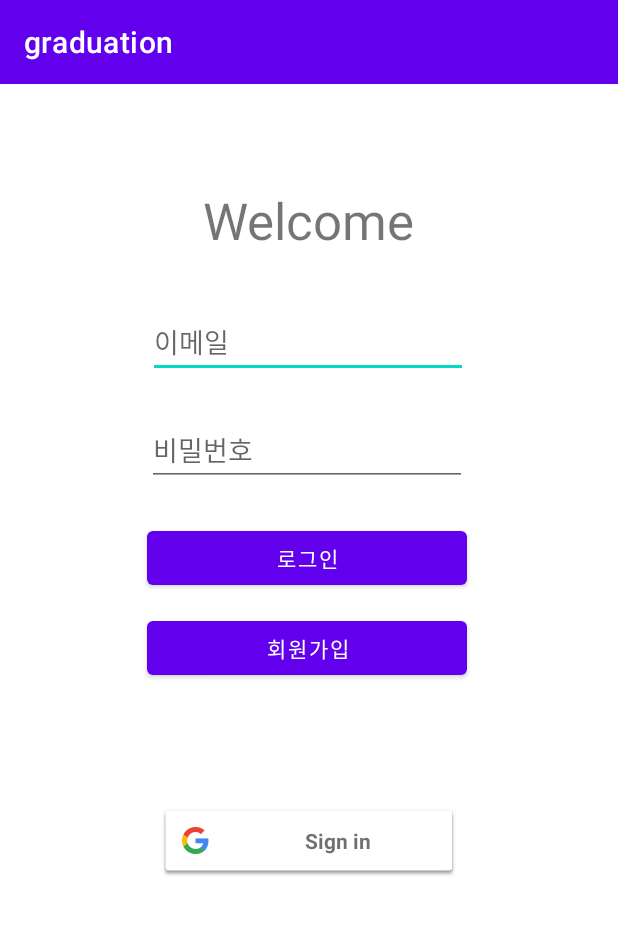
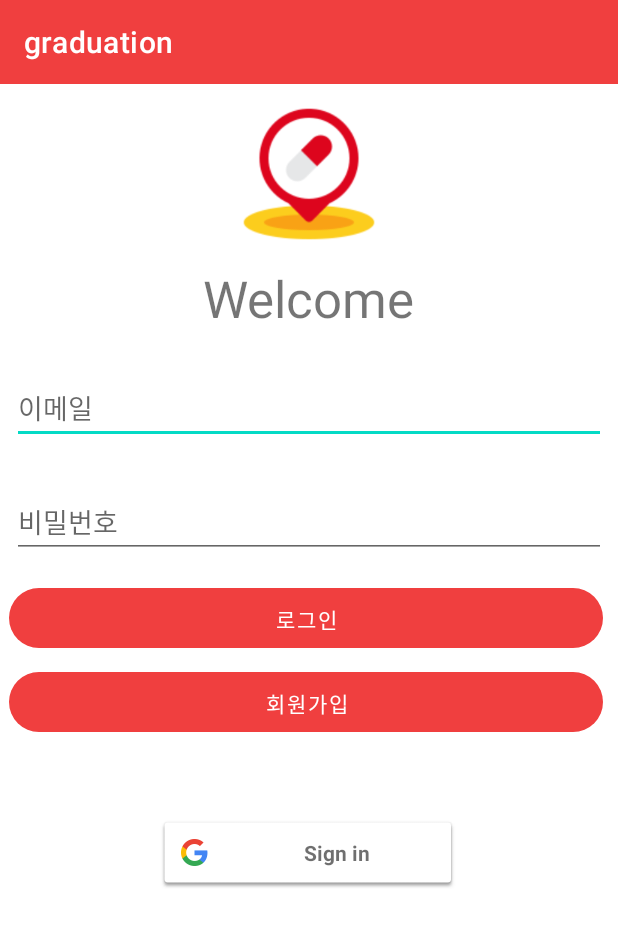
Before and after one commit to sechany2/graduation, an Android app: the screen it shows after launch (LogInActivity), on a phone screen of 412 x 824 dp. Shown: the top 926 px of the screen. Run offline under Robolectric (Android 15) with nearby library versions, the phone set to English and light mode, and no system bars; our stand-ins replace Firebase (no records; nobody signed in at launch, a user with empty details on screens opened directly); libraries missing offline, so code that uses them is left out: com.firebase.ui; 1 statement that could not run was skipped.

Commit message:
0525 디자인 10:03

```diff
--- a/app/build.gradle
+++ b/app/build.gradle
@@ -48,6 +48,7 @@ dependencies {
     implementation 'com.google.android.gms:play-services-auth:20.1.0'
 
     implementation 'com.firebaseui:firebase-ui-auth:7.2.0'
+    implementation 'com.google.android.material:material:1.0.0-rc01'
 
     testImplementation 'junit:junit:4.13.2'
     androidTestImplementation 'androidx.test.ext:junit:1.1.3'
--- /dev/null
+++ b/app/src/main/res/drawable/bin_red.xml
@@ -0,0 +1,13 @@
+<?xml version="1.0" encoding="utf-8"?>
+<selector xmlns:android="http://schemas.android.com/apk/res/android">
+    <item android:state_enabled="true">
+        <shape>
+
+        <corners android:radius="20dp">
+
+        </corners>
+        </shape>
+    </item>
+
+
+</selector>
--- a/app/src/main/res/layout/activity_login.xml
+++ b/app/src/main/res/layout/activity_login.xml
@@ -15,12 +15,13 @@
         android:minHeight="?attr/actionBarSize"
         app:layout_constraintStart_toStartOf="parent"
         app:layout_constraintTop_toTopOf="parent" />
+
     <EditText
         android:id="@+id/et_email"
-        android:layout_width="wrap_content"
+        android:layout_width="match_parent"
         android:layout_height="48dp"
         android:layout_marginStart="8dp"
-        android:layout_marginTop="204dp"
+        android:layout_marginTop="248dp"
         android:layout_marginEnd="8dp"
         android:ems="10"
         android:hint="이메일"
@@ -30,49 +31,75 @@
         app:layout_constraintStart_toStartOf="parent"
         app:layout_constraintTop_toTopOf="parent" />
 
+    <com.google.android.gms.common.SignInButton
+        android:id="@+id/btn_google"
+        android:layout_width="200dp"
+        android:layout_height="wrap_content"
+        android:layout_marginTop="56dp"
+        app:layout_constraintEnd_toEndOf="parent"
+        app:layout_constraintHorizontal_bias="0.497"
+        app:layout_constraintStart_toStartOf="parent"
+        app:layout_constraintTop_toBottomOf="@+id/btn_register">
+
+    </com.google.android.gms.common.SignInButton>
+
+    <Button
+        android:id="@+id/btn_login"
+        android:layout_width="0dp"
+        android:layout_height="40dp"
+        android:layout_marginTop="20dp"
+        android:text="로그인"
+        android:textColor="#ffffff"
+        android:background="@drawable/bin_red"
+        style="@style/loginbtn_style"
+        app:layout_constraintEnd_toEndOf="@+id/et_pwd"
+        app:layout_constraintHorizontal_bias="0.0"
+        app:layout_constraintStart_toStartOf="@+id/et_pwd"
+        app:layout_constraintTop_toBottomOf="@+id/et_pwd" />
+
+    <Button
+        android:id="@+id/btn_register"
+        android:layout_width="0dp"
+        android:layout_height="40dp"
+        android:layout_marginTop="16dp"
+        android:text="회원가입"
+        android:textColor="#ffffff"
+        android:background="@drawable/bin_red"
+        app:layout_constraintEnd_toEndOf="@+id/btn_login"
+        app:layout_constraintHorizontal_bias="0.0"
+        app:layout_constraintStart_toStartOf="@+id/btn_login"
+        app:layout_constraintTop_toBottomOf="@+id/btn_login" />
+
     <EditText
         android:id="@+id/et_pwd"
-        android:layout_width="wrap_content"
+        android:layout_width="match_parent"
         android:layout_height="48dp"
         android:layout_marginStart="8dp"
-        android:layout_marginTop="24dp"
+        android:layout_marginTop="28dp"
         android:layout_marginEnd="8dp"
         android:ems="10"
         android:hint="비밀번호"
         android:inputType="textPersonName"
         app:layout_constraintEnd_toEndOf="@+id/et_email"
-        app:layout_constraintHorizontal_bias="0.562"
+        app:layout_constraintHorizontal_bias="0.625"
         app:layout_constraintStart_toStartOf="@+id/et_email"
         app:layout_constraintTop_toBottomOf="@+id/et_email" />
 
-    <Button
-        android:id="@+id/btn_register"
-        android:layout_width="0dp"
-        android:layout_height="wrap_content"
-        android:layout_marginTop="12dp"
-        android:text="회원가입"
-        app:layout_constraintEnd_toEndOf="@+id/btn_login"
-        app:layout_constraintHorizontal_bias="0.0"
-        app:layout_constraintStart_toStartOf="@+id/btn_login"
-        app:layout_constraintTop_toBottomOf="@+id/btn_login" />
-
-    <Button
-        android:id="@+id/btn_login"
-        android:layout_width="0dp"
-        android:layout_height="wrap_content"
-        android:layout_marginTop="24dp"
-        android:text="로그인"
-        app:layout_constraintEnd_toEndOf="@+id/et_pwd"
-        app:layout_constraintHorizontal_bias="1.0"
-        app:layout_constraintStart_toStartOf="@+id/et_pwd"
-        app:layout_constraintTop_toBottomOf="@+id/et_pwd" />
+    <ImageView
+        android:layout_width="109dp"
+        android:layout_height="96dp"
+        android:src="@drawable/icon"
+        app:layout_constraintBottom_toTopOf="@+id/textView"
+        app:layout_constraintEnd_toEndOf="parent"
+        app:layout_constraintStart_toStartOf="parent"
+        app:layout_constraintTop_toBottomOf="@+id/login_toolbar"></ImageView>
 
     <TextView
         android:id="@+id/textView"
         android:layout_width="wrap_content"
         android:layout_height="wrap_content"
         android:layout_marginStart="8dp"
-        android:layout_marginTop="124dp"
+        android:layout_marginTop="176dp"
         android:layout_marginEnd="8dp"
         android:text="Welcome"
         android:textSize="34sp"
@@ -80,14 +107,4 @@
         app:layout_constraintStart_toStartOf="parent"
         app:layout_constraintTop_toTopOf="parent" />
 
-    <com.google.android.gms.common.SignInButton
-        android:layout_marginTop="80dp"
-        android:id="@+id/btn_google"
-        android:layout_width="200dp"
-        android:layout_height="wrap_content"
-        app:layout_constraintEnd_toEndOf="parent"
-        app:layout_constraintStart_toStartOf="parent"
-        app:layout_constraintTop_toBottomOf="@+id/btn_register">
-
-    </com.google.android.gms.common.SignInButton>
 </androidx.constraintlayout.widget.ConstraintLayout>
--- /dev/null
+++ b/app/src/main/res/values/loginbtn_style.xml
@@ -0,0 +1,6 @@
+<?xml version="1.0" encoding="utf-8"?>
+<resources>
+    <style name = "loginbtn_style">
+        <item name = "android:background">#0095F8</item>
+    </style>
+</resources>
--- a/app/src/main/res/values/themes.xml
+++ b/app/src/main/res/values/themes.xml
@@ -2,7 +2,7 @@
     <!-- Base application theme. -->
     <style name="Theme.Graduation" parent="Theme.MaterialComponents.DayNight.NoActionBar">
         <!-- Primary brand color. -->
-        <item name="colorPrimary">@color/purple_500</item>
+        <item name="colorPrimary">#F03F3F</item>
         <item name="colorPrimaryVariant">@color/purple_700</item>
         <item name="colorOnPrimary">@color/white</item>
         <!-- Secondary brand color. -->
```
Also changed, not shown: app/src/main/res/drawable/icon.png (added).
